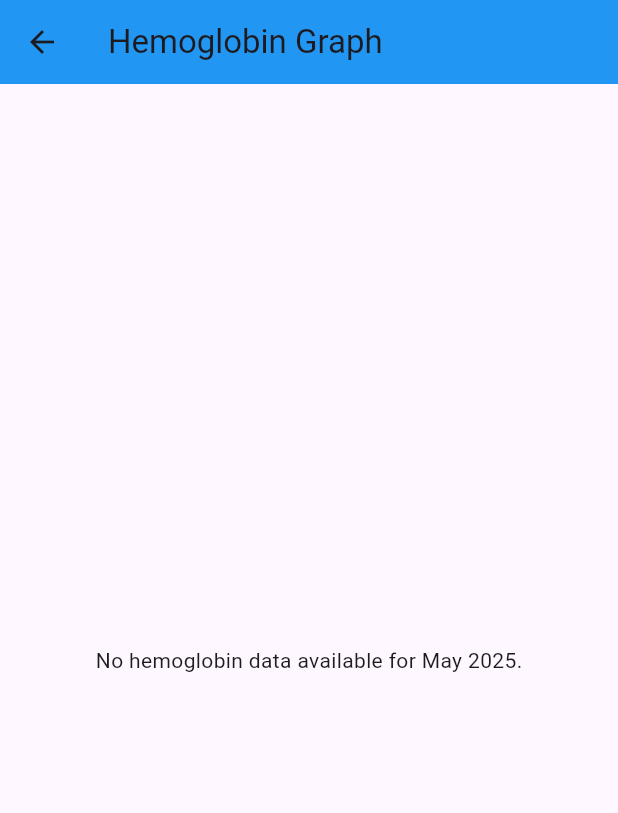
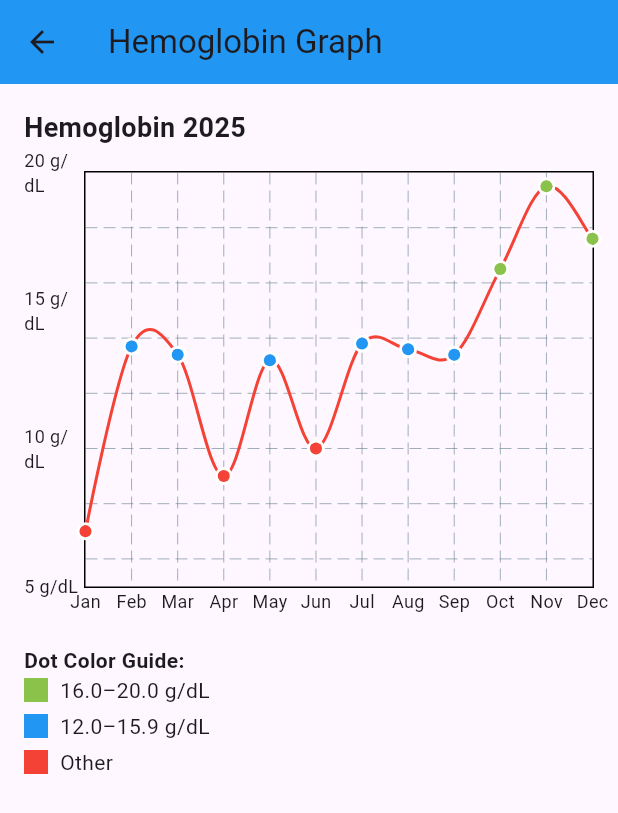
Before and after one commit to PSSPL-Mobile/my_medical_report_summry, a Flutter app: the screen it shows after launch, after a tap on the "bar chart" icon, on a phone screen of 412 x 824 dp. Shown: the top 813 px of the screen. Run offline on Flutter 3.47's test engine with Material 3 defaults, Android fonts, the phone set to English and light mode, and no system bars; drawn by our look-alikes of fl_chart; our stand-ins replace dio, equatable, file_picker, flutter_bloc, flutter_dotenv, shared_preferences.

Commit message:
Task #57886 : Graph Screen : Done - UI - Functionality. Task #58142 : UI Changes : In Progress - Reverse report. - Color changes in graph.

```diff
--- a/lib/blocs/graph/graph_cubit.dart
+++ b/lib/blocs/graph/graph_cubit.dart
@@ -1,3 +1,4 @@
+/*
 import 'package:flutter_bloc/flutter_bloc.dart';
 import 'package:intl/intl.dart';
 import 'package:my_medical_report_summry/models/report.dart';
@@ -26,10 +27,10 @@ class GraphCubit extends Cubit<GraphState> {
         final day = int.tryParse(reportDate.split('-').last.split('T').first) ?? (i + 1);
 
         if (report.metrics['hemoglobin'] != null) {
-          hemoglobinData.add({
-            'value': report.metrics['hemoglobin'] as double,
-            'day': day.toDouble(),
-          });
+          var valueStr = report.metrics['hemoglobin'] as String;
+          final numericMatch = RegExp(r'\d+(\.\d+)?').firstMatch(valueStr);
+          var value = double.parse(numericMatch!.group(0)!);
+          hemoglobinData.add({'value': value, 'day': day.toDouble()});
         }
       }
 
@@ -41,3 +42,251 @@ class GraphCubit extends Cubit<GraphState> {
     }
   }
 }
+*//*
+*/
+/*
+*//*
+
+*/
+/*
+
+import 'package:flutter_bloc/flutter_bloc.dart';
+import 'package:intl/intl.dart';
+import 'package:my_medical_report_summry/models/report.dart';
+
+part 'graph_state.dart';
+
+// Cubit to manage graph data for hemoglobin
+class GraphCubit extends Cubit<GraphState> {
+  GraphCubit() : super(GraphInitial());
+
+  void loadGraphData(List<Report> reports) async {
+    emit(GraphLoading());
+
+    try {
+      // Current year filter (2025)
+      final currentYear = DateFormat('yyyy').format(DateTime.now()); // "2025"
+
+      // Prepare graph data for hemoglobin, one entry per month (Jan to Dec)
+      final List<Map<String, dynamic>> hemoglobinData = List.generate(12, (index) => {
+        'value': 0.0, // Default value (will be updated if data exists)
+        'month': (index + 1).toDouble(), // 1 for Jan, 2 for Feb, ..., 12 for Dec
+      });
+
+      // Process all reports for the current year
+      for (var report in reports) {
+        final reportDate = report.date.toString() ?? '';
+        if (!reportDate.startsWith(currentYear)) continue; // Skip reports not in 2025
+
+        // Extract the month from the report date (e.g., "2025-03-15" -> 3 for March)
+        final month = int.tryParse(reportDate.split('-')[1]) ?? 0;
+        if (month < 1 || month > 12) continue; // Skip invalid months
+
+        if (report.metrics['hemoglobin'] != null) {
+          var valueStr = report.metrics['hemoglobin'].toString();
+          final numericMatch = RegExp(r'\d+(\.\d+)?').firstMatch(valueStr);
+          var value = double.parse(numericMatch!.group(0)!);
+
+          // Update the hemoglobin value for the corresponding month (month - 1 for 0-based index)
+          hemoglobinData[month - 1]['value'] = value;
+        }
+      }
+
+      // Remove months with no data (optional, depending on your graph requirements)
+      // If you want to keep all months (even those with 0 values), skip this step
+      // hemoglobinData.removeWhere((data) => data['value'] == 0.0);
+
+      emit(GraphLoaded(hemoglobinData));
+    } catch (e) {
+      emit(GraphError('Failed to load graph data: $e'));
+    }
+  }
+}
+*//*
+*/
+/*
+
+import 'package:flutter_bloc/flutter_bloc.dart';
+import 'package:intl/intl.dart';
+import 'package:my_medical_report_summry/models/report.dart';
+
+part 'graph_state.dart';
+
+// Cubit to manage graph data for hemoglobin
+class GraphCubit extends Cubit<GraphState> {
+  GraphCubit() : super(GraphInitial());
+
+  void loadGraphData(List<Report> reports) async {
+    emit(GraphLoading());
+
+    try {
+      // Current year filter (2025)
+      final currentYear = DateFormat('yyyy').format(DateTime.now()); // "2025"
+
+      // Temporary structure to collect all hemoglobin values for each month
+      final List<List<double>> monthlyValues = List.generate(12, (_) => <double>[]);
+
+      // Process all reports for the current year
+      for (var report in reports) {
+        final reportDate = report.date.toString() ?? '';
+        if (!reportDate.startsWith(currentYear)) continue; // Skip reports not in 2025
+
+        // Extract the month from the report date (e.g., "2025-03-15" -> 3 for March)
+        final month = int.tryParse(reportDate.split('-')[1]) ?? 0;
+        if (month < 1 || month > 12) continue; // Skip invalid months
+
+        if (report.metrics['hemoglobin'] != null) {
+          var valueStr = report.metrics['hemoglobin'].toString();
+          final numericMatch = RegExp(r'\d+(\.\d+)?').firstMatch(valueStr);
+          var value = double.parse(numericMatch!.group(0)!);
+
+          // Add the hemoglobin value to the corresponding month's list
+          monthlyValues[month - 1].add(value);
+        }
+      }
+
+      // Prepare graph data for hemoglobin, one entry per month (Jan to Dec)
+      final List<Map<String, dynamic>> hemoglobinData = List.generate(12, (index) {
+        final values = monthlyValues[index];
+        final month = (index + 1).toDouble(); // 1 for Jan, 2 for Feb, ..., 12 for Dec
+        // Compute the average if there are values, otherwise use 0.0
+        final value = values.isNotEmpty ? values.reduce((a, b) => a + b) / values.length : 0.0;
+        return {
+          'value': value,
+          'month': month,
+        };
+      });
+
+      // Remove months with no data (optional, depending on your graph requirements)
+      // If you want to keep all months (even those with 0 values), skip this step
+      // hemoglobinData.removeWhere((data) => data['value'] == 0.0);
+
+      emit(GraphLoaded(hemoglobinData));
+    } catch (e) {
+      emit(GraphError('Failed to load graph data: $e'));
+    }
+  }
+}
+*//*
+
+import 'package:flutter_bloc/flutter_bloc.dart';
+import 'package:intl/intl.dart';
+import 'package:my_medical_report_summry/models/report.dart';
+
+part 'graph_state.dart';
+
+// Cubit to manage graph data for hemoglobin
+class GraphCubit extends Cubit<GraphState> {
+  GraphCubit() : super(GraphInitial());
+
+  void loadGraphData(List<Report> reports) async {
+    emit(GraphLoading());
+
+    try {
+      // Current year filter (2025)
+      final currentYear = DateFormat('yyyy').format(DateTime.now()); // "2025"
+
+      // Temporary structure to collect all hemoglobin values for each month
+      final List<List<double>> monthlyValues = List.generate(12, (_) => <double>[]);
+
+      // Process all reports for the current year
+      for (var report in reports) {
+        final reportDate = report.date.toString() ?? '';
+        if (!reportDate.startsWith(currentYear)) continue; // Skip reports not in 2025
+
+        // Extract the month from the report date (e.g., "2025-03-15" -> 3 for March)
+        final month = int.tryParse(reportDate.split('-')[1]) ?? 0;
+        if (month < 1 || month > 12) continue; // Skip invalid months
+
+        if (report.metrics['hemoglobin'] != null) {
+          var valueStr = report.metrics['hemoglobin'].toString();
+          final numericMatch = RegExp(r'\d+(\.\d+)?').firstMatch(valueStr);
+          var value = double.parse(numericMatch!.group(0)!);
+
+          // Add the hemoglobin value to the corresponding month's list
+          monthlyValues[month - 1].add(value);
+        }
+      }
+
+      // Prepare graph data for hemoglobin, one entry per month (Jan to Dec)
+      final List<Map<String, dynamic>> hemoglobinData = List.generate(12, (index) {
+        final values = monthlyValues[index];
+        final month = (index + 1).toDouble(); // 1 for Jan, 2 for Feb, ..., 12 for Dec
+        // Compute the average if there are values, otherwise use 0.0
+        final value = values.isNotEmpty ? values.reduce((a, b) => a + b) / values.length : 0.0;
+        return {
+          'value': value,
+          'month': month,
+          'count': values.length, // Number of reports for this month
+        };
+      });
+
+      // Remove months with no data (optional, depending on your graph requirements)
+      // If you want to keep all months (even those with 0 values), skip this step
+      // hemoglobinData.removeWhere((data) => data['value'] == 0.0);
+
+      emit(GraphLoaded(hemoglobinData));
+    } catch (e) {
+      emit(GraphError('Failed to load graph data: $e'));
+    }
+  }
+}
+*/
+import 'package:flutter_bloc/flutter_bloc.dart';
+import 'package:intl/intl.dart';
+import 'package:my_medical_report_summry/models/report.dart';
+
+part 'graph_state.dart';
+
+// Cubit to manage graph data for hemoglobin
+class GraphCubit extends Cubit<GraphState> {
+  GraphCubit() : super(GraphInitial());
+
+  void loadGraphData(List<Report> reports) async {
+    emit(GraphLoading());
+
+    try {
+      // Current year filter (2025)
+      final currentYear = DateFormat('yyyy').format(DateTime.now()); // "2025"
+
+      // Temporary structure to collect all hemoglobin values for each month
+      final List<List<double>> monthlyValues = List.generate(12, (_) => <double>[]);
+
+      // Process all reports for the current year
+      for (var report in reports) {
+        final reportDate = report.date.toString() ?? '';
+        if (!reportDate.startsWith(currentYear)) continue; // Skip reports not in 2025
+
+        // Extract the month from the report date (e.g., "2025-03-15" -> 3 for March)
+        final month = int.tryParse(reportDate.split('-')[1]) ?? 0;
+        if (month < 1 || month > 12) continue; // Skip invalid months
+
+        if (report.metrics['hemoglobin'] != null) {
+          var valueStr = report.metrics['hemoglobin'].toString();
+          final numericMatch = RegExp(r'\d+(\.\d+)?').firstMatch(valueStr);
+          var value = double.parse(numericMatch!.group(0)!);
+
+          // Add the hemoglobin value to the corresponding month's list
+          monthlyValues[month - 1].add(value);
+        }
+      }
+
+      // Prepare graph data for hemoglobin, one entry per month (Jan to Dec)
+      final List<Map<String, dynamic>> hemoglobinData = List.generate(12, (index) {
+        final values = monthlyValues[index];
+        final month = (index + 1).toDouble(); // 1 for Jan, 2 for Feb, ..., 12 for Dec
+        // Use the maximum value if there are values, otherwise use 0.0
+        final value = values.isNotEmpty ? values.reduce((a, b) => a > b ? a : b) : 0.0;
+        return {
+          'value': value,
+          'month': month,
+          'count': values.length, // Number of reports for this month
+        };
+      });
+
+      emit(GraphLoaded(hemoglobinData));
+    } catch (e) {
+      emit(GraphError('Failed to load graph data: $e'));
+    }
+  }
+}
--- a/lib/screens/graph_screen.dart
+++ b/lib/screens/graph_screen.dart
@@ -1,15 +1,33 @@
 import 'package:fl_chart/fl_chart.dart';
 import 'package:flutter/material.dart';
 import 'package:flutter_bloc/flutter_bloc.dart';
+import 'package:intl/intl.dart';
 import 'package:my_medical_report_summry/blocs/graph/graph_cubit.dart';
 import 'package:my_medical_report_summry/constants.dart';
 
-// Screen to display a graph of hemoglobin for the current month
+// Screen to display a graph of hemoglobin for the current year
 class GraphScreen extends StatelessWidget {
-  const GraphScreen({super.key});
+  GraphScreen({super.key});
+
+  // List of month abbreviations for x-axis labels
+  final List<String> monthLabels = ['Jan', 'Feb', 'Mar', 'Apr', 'May', 'Jun', 'Jul', 'Aug', 'Sep', 'Oct', 'Nov', 'Dec'];
+
+  // Helper function to determine the color based on hemoglobin value
+  Color getColorForValue(double value) {
+    if (value >= 16.0 && value <= 20.0) {
+      return Colors.lightGreen;
+    } else if (value >= 12.0 && value <= 15.9) {
+      return Colors.blue;
+    } else {
+      return Colors.red;
+    }
+  }
 
   @override
   Widget build(BuildContext context) {
+    // Get the current year dynamically (same as in GraphCubit)
+    final currentYear = DateFormat('yyyy').format(DateTime.now());
+
     return Scaffold(
       appBar: AppBar(
         title: const Text('Hemoglobin Graph'),
@@ -23,22 +41,23 @@ class GraphScreen extends StatelessWidget {
             final hemoglobinData = state.hemoglobinData;
 
             if (hemoglobinData.isEmpty) {
-              return const Center(child: Text('No hemoglobin data available for May 2025.'));
+              return Center(child: Text('No hemoglobin data available for $currentYear.'));
             }
 
-            // Determine the range for hemoglobin (typical range: 0 to 20 g/dL)
-            final values = hemoglobinData.map((data) => data['value'] as double).toList();
-            final minValue = values.reduce((a, b) => a < b ? a : b) - 1; // Add some padding below min
-            final maxValue = values.reduce((a, b) => a > b ? a : b) + 1; // Add some padding above max
+            // Determine the color based on the highest hemoglobin value (excluding zeros)
+            final nonZeroValues =
+                hemoglobinData.map((data) => data['value'] as double).where((value) => value > 0).toList();
+            final highestValue = nonZeroValues.isNotEmpty ? nonZeroValues.reduce((a, b) => a > b ? a : b) : 0.0;
+            final lineColor = getColorForValue(highestValue);
 
             return Padding(
               padding: const EdgeInsets.all(AppConstants.padding),
               child: Column(
                 crossAxisAlignment: CrossAxisAlignment.start,
                 children: [
-                  const Text(
-                    'Hemoglobin for May 2025',
-                    style: TextStyle(fontSize: 18, fontWeight: FontWeight.bold),
+                  Text(
+                    'Hemoglobin $currentYear',
+                    style: const TextStyle(fontSize: 18, fontWeight: FontWeight.bold),
                   ),
                   const SizedBox(height: 16),
                   SizedBox(
@@ -52,19 +71,26 @@ class GraphScreen extends StatelessWidget {
                               showTitles: true,
                               reservedSize: 40,
                               getTitlesWidget: (value, meta) {
+                                // Only show labels within the range 5 to 20
+                                if (value < 5 || value > 20) return const Text('');
                                 return Text(
                                   '${value.toInt()} g/dL',
                                   style: const TextStyle(fontSize: 12),
                                 );
                               },
+                              interval: 5, // Show labels at intervals of 5 (5, 10, 15, 20)
                             ),
                           ),
                           bottomTitles: AxisTitles(
                             sideTitles: SideTitles(
                               showTitles: true,
                               getTitlesWidget: (value, meta) {
+                                final monthIndex = value.toInt() - 1; // 0-based index for monthLabels
+                                if (monthIndex < 0 || monthIndex >= monthLabels.length) {
+                                  return const Text('');
+                                }
                                 return Text(
-                                  'Day ${value.toInt()}',
+                                  monthLabels[monthIndex],
                                   style: const TextStyle(fontSize: 12),
                                 );
                               },
@@ -75,23 +101,51 @@ class GraphScreen extends StatelessWidget {
                         ),
                         borderData: FlBorderData(show: true),
                         minX: 1,
-                        maxX: 31,
-                        // Days in May
-                        minY: minValue < 0 ? 0 : minValue,
-                        // Ensure non-negative
-                        maxY: maxValue > 20 ? maxValue : 20,
-                        // Cap at typical max if needed
+                        maxX: 12,
+                        // Months in a year (Jan to Dec)
+                        minY: 5,
+                        // Fixed minimum Y value
+                        maxY: 20,
+                        // Fixed maximum Y value
+                        lineTouchData: LineTouchData(
+                          enabled: true,
+                          touchTooltipData: LineTouchTooltipData(
+                            getTooltipItems: (List<LineBarSpot> touchedSpots) {
+                              return touchedSpots.map((spot) {
+                                final monthIndex = spot.x.toInt() - 1;
+                                final month = monthLabels[monthIndex];
+                                final value = spot.y;
+                                final count = hemoglobinData[monthIndex]['count'] as int;
+                                return LineTooltipItem(
+                                  '$month: ${value.toStringAsFixed(1)} g/dL\nReports: $count',
+                                  const TextStyle(color: Colors.white, fontSize: 12),
+                                );
+                              }).toList();
+                            },
+                          ),
+                        ),
                         lineBarsData: [
                           LineChartBarData(
                             spots: hemoglobinData.map((data) {
-                              final day = data['day'] as double;
+                              final month = data['month'] as double;
                               final value = data['value'] as double;
-                              return FlSpot(day, value);
+                              return FlSpot(month, value < 5 ? 5 : value); // Clamp values below 5 to 5 for visibility
                             }).toList(),
                             isCurved: true,
                             color: Colors.red,
-                            // Hemoglobin in red
-                            dotData: const FlDotData(show: true),
+                            dotData: FlDotData(
+                              show: true,
+                              getDotPainter: (spot, percent, barData, index) {
+                                // Color the dot based on its hemoglobin value (spot.y)
+                                final dotColor = getColorForValue(spot.y);
+                                return FlDotCirclePainter(
+                                  radius: 4,
+                                  color: dotColor,
+                                  strokeWidth: 2,
+                                  strokeColor: Colors.white,
+                                );
+                              },
+                            ),
                             belowBarData: BarAreaData(show: false),
                           ),
                         ],
@@ -100,6 +154,39 @@ class GraphScreen extends StatelessWidget {
                   ),
                   const SizedBox(height: 16),
                   // Legend
+                  Column(
+                    crossAxisAlignment: CrossAxisAlignment.start,
+                    children: [
+                      const Text(
+                        'Dot Color Guide:',
+                        style: TextStyle(fontWeight: FontWeight.bold),
+                      ),
+                      Row(
+                        mainAxisSize: MainAxisSize.min,
+                        children: [
+                          Container(
+                            width: 16,
+                            height: 16,
+                            color: Colors.lightGreen,
+                          ),
+                          const SizedBox(width: 8),
+                          const Text('16.0–20.0 g/dL'),
+                        ],
+                      ),
+                      const SizedBox(height: 4),
+                      Row(
+                        mainAxisSize: MainAxisSize.min,
+                        children: [
+                          Container(
+                            width: 16,
+                            height: 16,
+                            color: Colors.blue,
+                          ),
+                          const SizedBox(width: 8),
+                          const Text('12.0–15.9 g/dL'),
+                        ],
+                      ),
+                      const SizedBox(height: 4),
                       Row(
                         mainAxisSize: MainAxisSize.min,
                         children: [
@@ -109,7 +196,9 @@ class GraphScreen extends StatelessWidget {
                             color: Colors.red,
                           ),
                           const SizedBox(width: 8),
-                      const Text('Hemoglobin'),
+                          const Text('Other'),
+                        ],
+                      ),
                     ],
                   ),
                 ],
--- a/lib/screens/home_screen.dart
+++ b/lib/screens/home_screen.dart
@@ -37,7 +37,7 @@ class HomeScreen extends StatelessWidget {
                   MaterialPageRoute(
                     builder: (context) => BlocProvider(
                       create: (context) => GraphCubit()..loadGraphData(state.reports),
-                      child: const GraphScreen(),
+                      child: GraphScreen(),
                     ),
                   ),
                 );
@@ -67,6 +67,8 @@ class HomeScreen extends StatelessWidget {
               itemCount: state.reports.length,
               itemBuilder: (context, index) {
                 final report = state.reports[index];
+                // Calculate reverse index for the report number
+                final reverseIndex = state.reports.length - index;
                 return Card(
                   margin: const EdgeInsets.symmetric(vertical: 8),
                   child: Padding(
@@ -74,7 +76,7 @@ class HomeScreen extends StatelessWidget {
                     child: Column(
                       crossAxisAlignment: CrossAxisAlignment.start,
                       children: [
-                        Text('Report ${index + 1}', style: const TextStyle(fontSize: 18, fontWeight: FontWeight.bold)),
+                        Text('Report $reverseIndex', style: const TextStyle(fontSize: 18, fontWeight: FontWeight.bold)),
                         /*const SizedBox(height: 8),
                         Text('Summary: ${report.summary}'),
                         const SizedBox(height: 8),
--- a/lib/screens/upload_report_screen.dart
+++ b/lib/screens/upload_report_screen.dart
@@ -41,7 +41,7 @@ class UploadReportScreen extends StatelessWidget {
                 mainAxisAlignment: MainAxisAlignment.center,
                 children: [
                   const Text(
-                    'Upload a PDF or Image',
+                    'Upload a PDF',
                     style: TextStyle(fontSize: 18),
                   ),
                   const SizedBox(height: 16),
@@ -49,7 +49,7 @@ class UploadReportScreen extends StatelessWidget {
                     onPressed: () async {
                       final result = await FilePicker.platform.pickFiles(
                         type: FileType.custom,
-                        allowedExtensions: ['pdf', 'jpg', 'png'],
+                        allowedExtensions: ['pdf'],
                       );
                       if (result != null && result.files.isNotEmpty) {
                         context.read<UploadCubit>().uploadReport(result.files.first);
--- a/lib/services/gemini_service.dart
+++ b/lib/services/gemini_service.dart
@@ -181,19 +181,27 @@ class GeminiService implements ReportService {
   }
 
   // Load static reports from JSON
-  @override
   Future<List<Report>> loadReports() async {
     final String jsonString = await rootBundle.loadString('assets/reports.json');
     final List<dynamic> jsonData = jsonDecode(jsonString);
     var filterReportList = jsonData.map((json) => Report.fromJson(json)).toList();
-    await loadReportsFromPrefs().then(
-      (value) {
-        if (value != null) {
-          filterReportList.addAll(value);
-        }
-      },
-    );
-    return filterReportList;
+
+    // Wait for shared preferences reports and add them
+    final prefsReports = await loadReportsFromPrefs();
+    if (prefsReports != null) {
+      filterReportList.addAll(prefsReports);
+    }
+
+    // Log the list before reversing
+    print('Before reversing: ${filterReportList.map((report) => report.date).toList()}');
+
+    // Reverse the list
+    final reversedList = filterReportList.reversed.toList();
+
+    // Log the list after reversing
+    print('After reversing: ${reversedList.map((report) => report.date).toList()}');
+
+    return reversedList;
   }
 
   // Add a new report (in-memory for POC)
```
Also changed, not shown: assets/reports.json (+29 -29 lines). Lines whose indentation alone changed are shown as unchanged.
